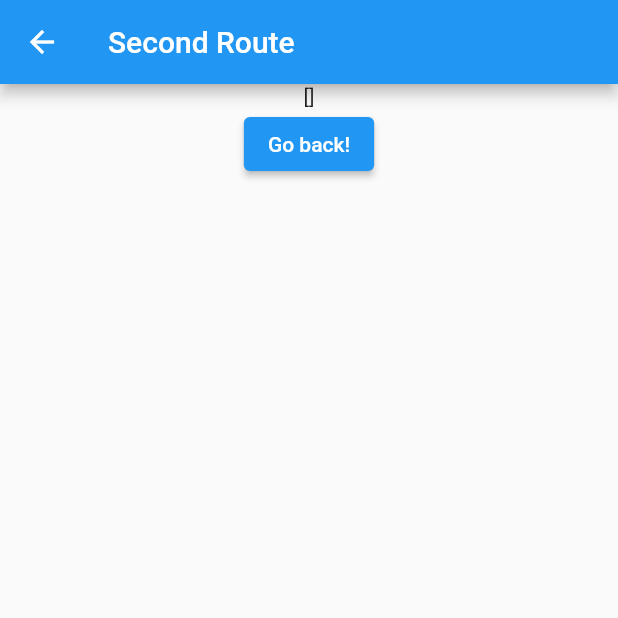
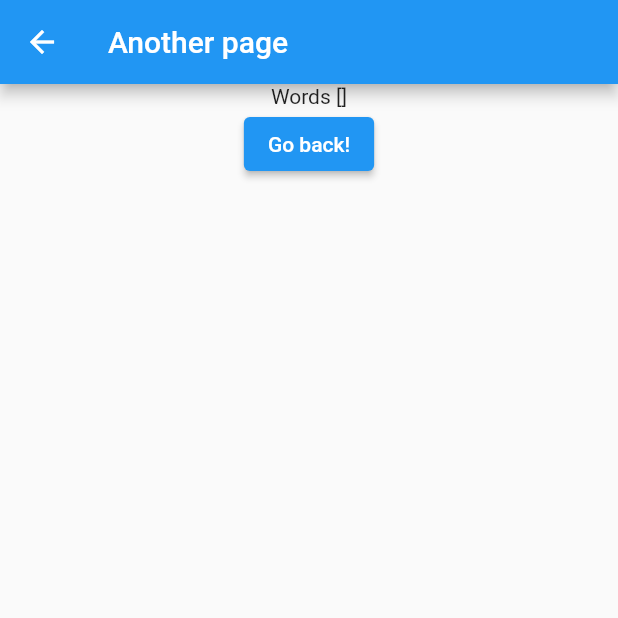
Before and after one commit to andersbor/fluttercollectwordsv2, a Flutter app: the screen it shows after launch, after a tap on the "list" icon, on a phone screen of 412 x 824 dp, the top half of it. Run offline on Flutter 3.47's test engine with Material 2 defaults, Android fonts, the light colour scheme and no system bars.

Commit message:
layout modified

```diff
--- a/lib/main.dart
+++ b/lib/main.dart
@@ -102,7 +102,7 @@ class _MyHomePageState extends State<MyHomePage> {
           // center the children vertically; the main axis here is the vertical
           // axis because Columns are vertical (the cross axis would be
           // horizontal).
-          mainAxisAlignment: MainAxisAlignment.spaceEvenly,
+          mainAxisAlignment: MainAxisAlignment.start,
           children: <Widget>[
             const Text('Collect words',
                 style: TextStyle(fontWeight: FontWeight.bold)),
@@ -173,11 +173,11 @@ class SecondRoute extends StatelessWidget {
   Widget build(BuildContext context) {
     return Scaffold(
       appBar: AppBar(
-        title: const Text("Second Route"),
+        title: const Text("Another page"),
       ),
       body: Center(
         child: Column(children: <Widget>[
-          Text(words.toString()),
+          Text("Words $words"),
           ElevatedButton(
             onPressed: () {
               // Navigate back to first route when tapped.
```
